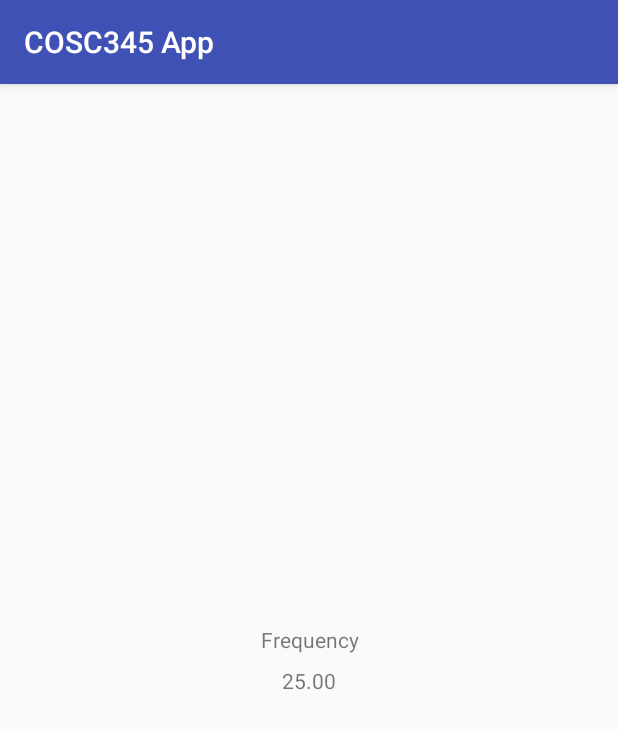
After one commit to AnthonyDickson/AuralLearner, an Android app: the fftTest screen opened directly, with no data from a screen before it, on a phone screen of 412 x 824 dp. The commit adds this screen. Shown: the top 729 px of the screen. Run offline under Robolectric (Android 15) with nearby library versions, the phone set to English and light mode, and no system bars.

Commit message:
Implement a basic activity that uses a FFT algorithm to convert mic input.

```diff
--- a/android/app/src/main/java/cosc345/app/MainActivity.java
+++ b/android/app/src/main/java/cosc345/app/MainActivity.java
@@ -8,6 +8,7 @@ import android.widget.Button;
 import cosc345.app.lib.MenuAction;
 import cosc345.app.lib.TextToSpeechManager;
 import cosc345.app.lib.VoiceRecognitionManager;
+import cosc345.app.views.fftTest;
 import cosc345.app.views.IntervalsMenu;
 import cosc345.app.views.MelodiesMenu;
 import cosc345.app.views.RhythmsMenu;
@@ -47,6 +48,7 @@ public class MainActivity extends AppCompatActivity {
         setupMenuButton(cosc345.app.R.id.intervalsMenuBtn, IntervalsMenu.class);
         setupMenuButton(cosc345.app.R.id.melodiesMenuBtn, MelodiesMenu.class);
         setupMenuButton(cosc345.app.R.id.rhythmsMenuBtn, RhythmsMenu.class);
+        setupMenuButton(cosc345.app.R.id.fftTestBtn, fftTest.class);
     }
 
     private void setupMenuButton(int btnResourceId, final Class<?> activityToOpen) {
--- a/android/app/src/main/java/cosc345/app/lib/FFT.java
+++ b/android/app/src/main/java/cosc345/app/lib/FFT.java
@@ -7,8 +7,11 @@ import android.util.Log;
 
 import java.util.Arrays;
 import java.util.HashMap;
+import java.util.Map;
 
-public class FFT {
+import cosc345.app.views.fftTest;
+
+public class FFT implements Runnable {
 
     private final static int RATE = 8000;
     private final static int CHANNEL_MODE = AudioFormat.CHANNEL_CONFIGURATION_MONO;
@@ -25,7 +28,16 @@ public class FFT {
     private final static int MIN_FREQUENCY = 50; // HZ
     private final static int MAX_FREQUENCY = 600; // HZ - it's for guitar, should be enough
     private final static int DRAW_FREQUENCY_STEP = 5;
-    private AudioRecord recorder_;
+    private static final String LOG_TAG = "FFT";
+
+    private final fftTest parent;
+    private final android.os.Handler handler;
+    private AudioRecord recorder;
+
+    public FFT(fftTest parent, android.os.Handler handler) {
+        this.parent = parent;
+        this.handler = handler;
+    }
 
     public static void DoFFT(double[] data, int nn) {
         long n, mmax, m, istep;
@@ -84,12 +96,16 @@ public class FFT {
     public void run() {
         android.os.Process
                 .setThreadPriority(android.os.Process.THREAD_PRIORITY_URGENT_AUDIO);
-        recorder_ = new AudioRecord(MediaRecorder.AudioSource.MIC, RATE, CHANNEL_MODE,
+        recorder = new AudioRecord(MediaRecorder.AudioSource.MIC, RATE, CHANNEL_MODE,
                 ENCODING, 6144);
-        if (recorder_.getState() != AudioRecord.STATE_INITIALIZED) {
-            System.err.println("Can't initialize AudioRecord");
+
+        if (recorder.getState() != AudioRecord.STATE_INITIALIZED) {
+            Log.e(LOG_TAG, "Can't initialize AudioRecord");
             return;
+        } else {
+            Log.i(LOG_TAG, "FFT thread started.");
         }
+
         short[] audio_data = new short[BUFFER_SIZE_IN_BYTES / 2];
         double[] data = new double[CHUNK_SIZE_IN_SAMPLES * 2];
         final int min_frequency_fft = Math.round(MIN_FREQUENCY
@@ -97,9 +113,9 @@ public class FFT {
         final int max_frequency_fft = Math.round(MAX_FREQUENCY
                 * CHUNK_SIZE_IN_SAMPLES / RATE);
         while (!Thread.interrupted()) {
-            recorder_.startRecording();
-            recorder_.read(audio_data, 0, CHUNK_SIZE_IN_BYTES / 2);
-            recorder_.stop();
+            recorder.startRecording();
+            recorder.read(audio_data, 0, CHUNK_SIZE_IN_BYTES / 2);
+            recorder.stop();
             for (int i = 0; i < CHUNK_SIZE_IN_SAMPLES; i++) {
                 data[i * 2] = audio_data[i];
                 data[i * 2 + 1] = 0;
@@ -125,8 +141,9 @@ public class FFT {
                         Math.pow(MIN_FREQUENCY * MAX_FREQUENCY, 0.5) / current_frequency;
                 Double current_sum_for_this_slot = frequencies
                         .get(draw_frequency);
-                if (current_sum_for_this_slot == null)
+                if (current_sum_for_this_slot == null) {
                     current_sum_for_this_slot = 0.0;
+                }
                 frequencies.put(draw_frequency, Math
                         .pow(current_amplitude, 0.5)
                         / draw_frequency_step + current_sum_for_this_slot);
@@ -136,9 +153,16 @@ public class FFT {
                 }
             }
             //PostToUI(frequencies, best_frequency);
-            Log.i("FFT", String.format("Frequencies: %s; Best (?) Frequency: %d",
+            Log.i(LOG_TAG, String.format("Frequencies: %s; Best (?) Frequency: %f",
                     Arrays.toString(frequencies.values().toArray()),
                     best_frequency));
+            postToUI(frequencies, best_frequency);
         }
+
+        Log.i(LOG_TAG, "FFT thread closed.");
+    }
+
+    private void postToUI(final Map<Double, Double> frequencies, final double pitch) {
+        handler.post(() -> parent.updateUI(frequencies, pitch));
     }
 }
--- /dev/null
+++ b/android/app/src/main/java/cosc345/app/views/fftTest.java
@@ -0,0 +1,44 @@
+package cosc345.app.views;
+
+import android.os.Handler;
+import android.support.v7.app.AppCompatActivity;
+import android.os.Bundle;
+import android.widget.TextView;
+
+import java.util.Locale;
+import java.util.Map;
+
+import cosc345.app.R;
+import cosc345.app.lib.FFT;
+
+public class fftTest extends AppCompatActivity {
+    Thread fftThread;
+    TextView frequencyOutput;
+
+    @Override
+    protected void onCreate(Bundle savedInstanceState) {
+        super.onCreate(savedInstanceState);
+        setContentView(R.layout.activity_fft_test);
+
+        frequencyOutput = findViewById(R.id.fftFrequencyTextView);
+
+        fftThread = new Thread(new FFT(this, new Handler()));
+        fftThread.start();
+    }
+
+    @Override
+    protected void onPause() {
+        super.onPause();
+        fftThread.interrupt();
+    }
+
+    @Override
+    protected void onStop() {
+        super.onStop();
+        fftThread.interrupt();
+    }
+
+    public void updateUI(Map<Double, Double> frequencies, double frequency) {
+        frequencyOutput.setText(String.format(Locale.ENGLISH, "%.2f", frequency));
+    }
+}
--- /dev/null
+++ b/android/app/src/main/res/layout/activity_fft_test.xml
@@ -0,0 +1,59 @@
+<?xml version="1.0" encoding="utf-8"?>
+<android.support.constraint.ConstraintLayout xmlns:android="http://schemas.android.com/apk/res/android"
+    xmlns:app="http://schemas.android.com/apk/res-auto"
+    xmlns:tools="http://schemas.android.com/tools"
+    android:layout_width="match_parent"
+    android:layout_height="match_parent"
+    tools:context=".views.fftTest">
+
+    <LinearLayout
+        android:layout_width="wrap_content"
+        android:layout_height="wrap_content"
+        android:layout_marginBottom="8dp"
+        android:layout_marginEnd="8dp"
+        android:layout_marginLeft="8dp"
+        android:layout_marginRight="8dp"
+        android:layout_marginStart="8dp"
+        android:layout_marginTop="8dp"
+        android:orientation="vertical"
+        app:layout_constraintBottom_toBottomOf="parent"
+        app:layout_constraintEnd_toEndOf="parent"
+        app:layout_constraintStart_toStartOf="parent"
+        app:layout_constraintTop_toTopOf="parent">
+
+        <TextView
+            android:id="@+id/frequencyOutputLabel"
+            android:layout_width="match_parent"
+            android:layout_height="wrap_content"
+            android:layout_marginEnd="8dp"
+            android:layout_marginLeft="8dp"
+            android:layout_marginRight="8dp"
+            android:layout_marginStart="8dp"
+            android:layout_marginTop="8dp"
+            android:ems="10"
+            android:gravity="center"
+            android:inputType="textPersonName"
+            android:text="Frequency"
+            app:layout_constraintEnd_toEndOf="parent"
+            app:layout_constraintStart_toStartOf="parent"
+            app:layout_constraintTop_toTopOf="parent" />
+
+        <TextView
+            android:id="@+id/fftFrequencyTextView"
+            android:layout_width="match_parent"
+            android:layout_height="wrap_content"
+            android:layout_marginBottom="8dp"
+            android:layout_marginEnd="8dp"
+            android:layout_marginLeft="8dp"
+            android:layout_marginRight="8dp"
+            android:layout_marginStart="8dp"
+            android:layout_marginTop="8dp"
+            android:gravity="center"
+            android:text="Current Frequency"
+            app:layout_constraintBottom_toBottomOf="parent"
+            app:layout_constraintEnd_toEndOf="parent"
+            app:layout_constraintStart_toStartOf="parent"
+            app:layout_constraintTop_toBottomOf="@+id/frequencyOutputLabel" />
+    </LinearLayout>
+
+</android.support.constraint.ConstraintLayout>
--- a/android/app/src/main/res/layout/activity_main.xml
+++ b/android/app/src/main/res/layout/activity_main.xml
@@ -46,5 +46,11 @@
             android:layout_width="match_parent"
             android:layout_height="wrap_content"
             android:text="@string/rhythmsMenuBtn" />
+
+        <Button
+            android:id="@+id/fftTestBtn"
+            android:layout_width="match_parent"
+            android:layout_height="wrap_content"
+            android:text="FFT Test" />
     </LinearLayout>
 </android.support.constraint.ConstraintLayout>
```
Also changed, not shown: android/app/src/main/AndroidManifest.xml (+9 -8 lines), 2 other files.
